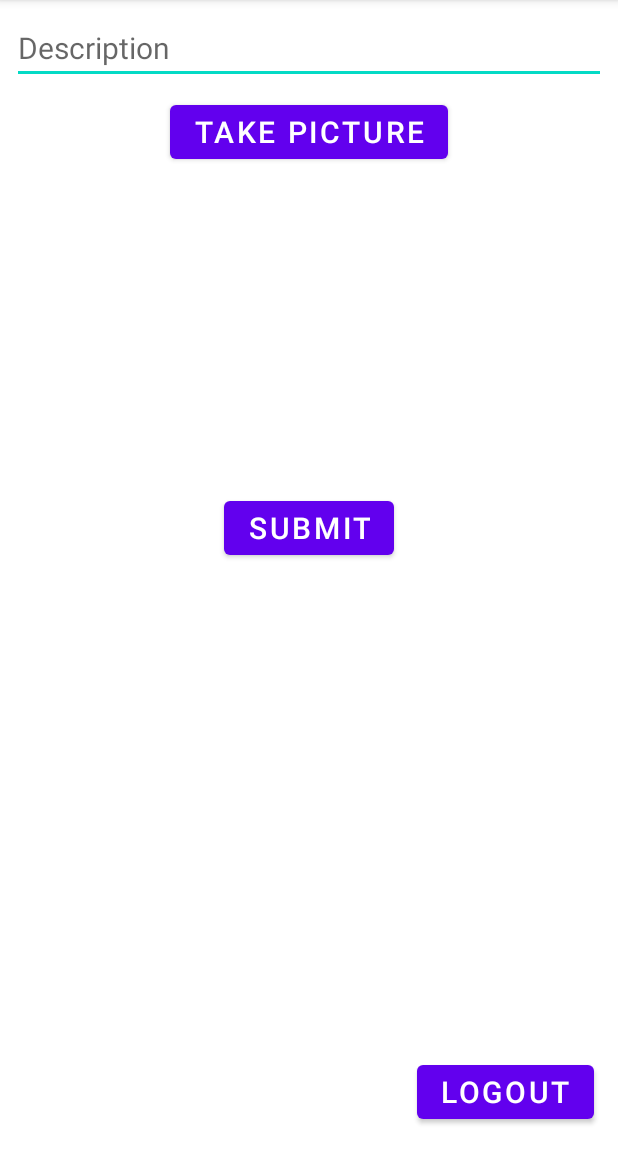
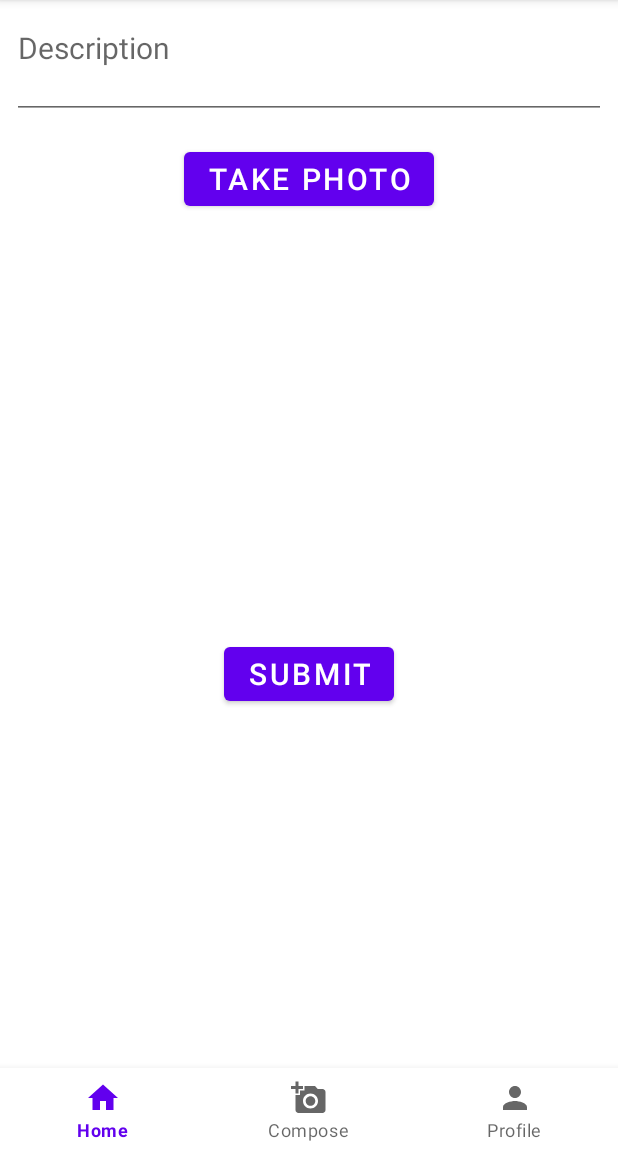
Before and after one commit to DenxyChen/CodePath_Android_Parstagram, an Android app: the MainActivity screen opened directly, with no data from a screen before it, after a tap on "SUBMIT", on a phone screen of 412 x 824 dp, the part 84-1236 px from its top. Run offline under Robolectric (Android 15) with nearby library versions, the phone set to English and light mode, and no system bars; libraries missing offline, so code that uses them is left out: com.parse; 2 statements that could not run were skipped.

Commit message:
bottom navigation added, compose fragment created

```diff
--- a/app/build.gradle
+++ b/app/build.gradle
@@ -38,6 +38,7 @@ dependencies {
     implementation 'com.google.android.material:material:1.5.0'
     implementation 'androidx.constraintlayout:constraintlayout:2.1.3'
     implementation "com.github.parse-community.Parse-SDK-Android:parse:1.26.0"
+    implementation 'androidx.legacy:legacy-support-v4:1.0.0'
     testImplementation 'junit:junit:4.13.2'
     androidTestImplementation 'androidx.test.ext:junit:1.1.3'
     androidTestImplementation 'androidx.test.espresso:espresso-core:3.4.0'
--- /dev/null
+++ b/app/src/main/res/drawable/ic_baseline_add_a_photo_24.xml
@@ -0,0 +1,10 @@
+<vector xmlns:android="http://schemas.android.com/apk/res/android"
+    android:width="24dp"
+    android:height="24dp"
+    android:viewportWidth="24"
+    android:viewportHeight="24"
+    android:tint="?attr/colorControlNormal">
+  <path
+      android:fillColor="@android:color/white"
+      android:pathData="M3,4V1h2v3h3v2H5v3H3V6H0V4H3zM6,10V7h3V4h7l1.83,2H21c1.1,0 2,0.9 2,2v12c0,1.1 -0.9,2 -2,2H5c-1.1,0 -2,-0.9 -2,-2V10H6zM13,19c2.76,0 5,-2.24 5,-5s-2.24,-5 -5,-5s-5,2.24 -5,5S10.24,19 13,19zM9.8,14c0,1.77 1.43,3.2 3.2,3.2s3.2,-1.43 3.2,-3.2s-1.43,-3.2 -3.2,-3.2S9.8,12.23 9.8,14z"/>
+</vector>
--- /dev/null
+++ b/app/src/main/res/drawable/ic_baseline_home_24.xml
@@ -0,0 +1,10 @@
+<vector xmlns:android="http://schemas.android.com/apk/res/android"
+    android:width="24dp"
+    android:height="24dp"
+    android:viewportWidth="24"
+    android:viewportHeight="24"
+    android:tint="?attr/colorControlNormal">
+  <path
+      android:fillColor="@android:color/white"
+      android:pathData="M10,20v-6h4v6h5v-8h3L12,3 2,12h3v8z"/>
+</vector>
--- /dev/null
+++ b/app/src/main/res/drawable/ic_baseline_person_24.xml
@@ -0,0 +1,10 @@
+<vector xmlns:android="http://schemas.android.com/apk/res/android"
+    android:width="24dp"
+    android:height="24dp"
+    android:viewportWidth="24"
+    android:viewportHeight="24"
+    android:tint="?attr/colorControlNormal">
+  <path
+      android:fillColor="@android:color/white"
+      android:pathData="M12,12c2.21,0 4,-1.79 4,-4s-1.79,-4 -4,-4 -4,1.79 -4,4 1.79,4 4,4zM12,14c-2.67,0 -8,1.34 -8,4v2h16v-2c0,-2.66 -5.33,-4 -8,-4z"/>
+</vector>
--- a/app/src/main/res/layout/activity_main.xml
+++ b/app/src/main/res/layout/activity_main.xml
@@ -6,59 +6,21 @@
     android:layout_height="match_parent"
     tools:context=".MainActivity">
 
-    <EditText
-        android:id="@+id/et_description"
+    <FrameLayout
+        android:id="@+id/flContainer"
+        android:layout_width="match_parent"
+        android:layout_height="0dp"
+        app:layout_constraintEnd_toEndOf="parent"
+        app:layout_constraintStart_toStartOf="parent"
+        app:layout_constraintBottom_toTopOf="@id/bottom_navigation"
+        app:layout_constraintTop_toTopOf="parent" />
+
+    <com.google.android.material.bottomnavigation.BottomNavigationView
+        android:id="@+id/bottom_navigation"
         android:layout_width="match_parent"
         android:layout_height="wrap_content"
-        android:ems="10"
-        android:inputType="textPersonName"
-        android:hint="Description"
-        android:textSize="20sp"
-        android:layout_margin="8dp"
+        app:layout_constraintBottom_toBottomOf="parent"
         app:layout_constraintEnd_toEndOf="parent"
         app:layout_constraintStart_toStartOf="parent"
-        app:layout_constraintTop_toTopOf="parent" />
-
-    <Button
-        android:id="@+id/btn_takePicture"
-        android:layout_width="wrap_content"
-        android:layout_height="wrap_content"
-        android:text="Take Picture"
-        android:textSize="20sp"
-        android:layout_marginTop="8dp"
-        app:layout_constraintEnd_toEndOf="parent"
-        app:layout_constraintStart_toStartOf="parent"
-        app:layout_constraintTop_toBottomOf="@+id/et_description" />
-
-    <ImageView
-        android:id="@+id/iv_picture"
-        android:layout_width="200dp"
-        android:layout_height="200dp"
-        app:layout_constraintEnd_toEndOf="parent"
-        android:layout_marginTop="8dp"
-        app:layout_constraintStart_toStartOf="parent"
-        app:layout_constraintTop_toBottomOf="@+id/btn_takePicture"
-        tools:srcCompat="@tools:sample/avatars" />
-
-    <Button
-        android:id="@+id/btn_submit"
-        android:layout_width="wrap_content"
-        android:layout_height="wrap_content"
-        android:text="Submit"
-        android:layout_marginTop="8dp"
-        android:textSize="20sp"
-        app:layout_constraintEnd_toEndOf="parent"
-        app:layout_constraintStart_toStartOf="parent"
-        app:layout_constraintTop_toBottomOf="@+id/iv_picture" />
-
-    <Button
-        android:id="@+id/btn_logout"
-        android:layout_width="wrap_content"
-        android:layout_height="wrap_content"
-        android:text="Logout"
-        android:layout_marginBottom="16dp"
-        android:layout_marginRight="16dp"
-        android:textSize="20dp"
-        app:layout_constraintBottom_toBottomOf="parent"
-        app:layout_constraintEnd_toEndOf="parent" />
+        app:menu="@menu/menu_bottom_navigation" />
 </androidx.constraintlayout.widget.ConstraintLayout>
--- /dev/null
+++ b/app/src/main/res/layout/fragment_compose.xml
@@ -0,0 +1,70 @@
+<?xml version="1.0" encoding="utf-8"?>
+<androidx.constraintlayout.widget.ConstraintLayout xmlns:android="http://schemas.android.com/apk/res/android"
+    xmlns:app="http://schemas.android.com/apk/res-auto"
+    xmlns:tools="http://schemas.android.com/tools"
+    android:layout_width="match_parent"
+    android:layout_height="match_parent"
+    tools:context=".fragments.ComposeFragment">
+
+    <EditText
+        android:id="@+id/et_description"
+        android:layout_width="match_parent"
+        android:layout_height="wrap_content"
+        android:ems="10"
+        android:inputType="textMultiLine"
+        android:gravity="top|start"
+        android:lines="4"
+        android:minLines="2"
+        android:scrollbars="vertical"
+        android:scrollHorizontally="false"
+        android:hint="Description"
+        android:textSize="20sp"
+        android:layout_margin="8dp"
+        app:layout_constraintEnd_toEndOf="parent"
+        app:layout_constraintStart_toStartOf="parent"
+        app:layout_constraintTop_toTopOf="parent" />
+
+    <Button
+        android:id="@+id/btn_takePicture"
+        android:layout_width="wrap_content"
+        android:layout_height="wrap_content"
+        android:text="Take Photo"
+        android:textSize="20sp"
+        android:layout_marginTop="16dp"
+        app:layout_constraintEnd_toEndOf="parent"
+        app:layout_constraintStart_toStartOf="parent"
+        app:layout_constraintTop_toBottomOf="@+id/et_description" />
+
+    <ImageView
+        android:id="@+id/iv_picture"
+        android:layout_width="250dp"
+        android:layout_height="250dp"
+        app:layout_constraintEnd_toEndOf="parent"
+        android:layout_marginTop="16dp"
+        app:layout_constraintStart_toStartOf="parent"
+        app:layout_constraintTop_toBottomOf="@+id/btn_takePicture"
+        tools:srcCompat="@tools:sample/avatars" />
+
+    <Button
+        android:id="@+id/btn_submit"
+        android:layout_width="wrap_content"
+        android:layout_height="wrap_content"
+        android:text="Submit"
+        android:layout_marginTop="16dp"
+        android:textSize="20sp"
+        app:layout_constraintEnd_toEndOf="parent"
+        app:layout_constraintStart_toStartOf="parent"
+        app:layout_constraintTop_toBottomOf="@+id/iv_picture" />
+
+    <ProgressBar
+        android:id="@+id/pbLoading"
+        android:layout_width="wrap_content"
+        android:layout_height="wrap_content"
+        android:visibility="invisible"
+        android:layout_marginTop="16dp"
+        app:layout_constraintEnd_toEndOf="parent"
+        app:layout_constraintStart_toStartOf="parent"
+        app:layout_constraintTop_toBottomOf="@+id/btn_submit" />
+
+
+</androidx.constraintlayout.widget.ConstraintLayout>
--- /dev/null
+++ b/app/src/main/res/menu/menu_bottom_navigation.xml
@@ -0,0 +1,20 @@
+<?xml version="1.0" encoding="utf-8"?>
+<menu xmlns:app="http://schemas.android.com/apk/res-auto"
+    xmlns:android="http://schemas.android.com/apk/res/android">
+
+    <item
+        android:id="@+id/action_home"
+        android:icon="@drawable/ic_baseline_home_24"
+        android:title="Home"
+        app:showAsAction="always" />
+    <item
+        android:id="@+id/action_compose"
+        android:icon="@drawable/ic_baseline_add_a_photo_24"
+        android:title="Compose"
+        app:showAsAction="always" />
+    <item
+        android:id="@+id/action_profile"
+        android:icon="@drawable/ic_baseline_person_24"
+        android:title="Profile"
+        app:showAsAction="always" />
+</menu>
--- a/app/src/main/res/values/strings.xml
+++ b/app/src/main/res/values/strings.xml
@@ -6,4 +6,6 @@
     <!-- Paste BOTH strings as required -->
     <string name="back4app_app_id">eQltGhhGmW0bFP9JfnTufu2AO3rxvBpaPnsF4QJk</string>
     <string name="back4app_client_key">dQeR1zHssx17nAzSNuD1F1ac0in3YhivZ2WmxQIh</string>
+    <!-- TODO: Remove or change this placeholder text -->
+    <string name="hello_blank_fragment">Hello blank fragment</string>
 </resources>
```
Also changed, not shown: app/src/main/java/com/example/parstagram/MainActivity.kt (+30 -106 lines), app/src/main/java/com/example/parstagram/fragments/ComposeFragment.kt (added, +153 -0 lines), app/src/main/res/drawable/ic_baseline_add_to_photos_24.xml (added, +10 -0 lines), app/src/main/res/layout/fragment_feed.xml (added, +14 -0 lines).
